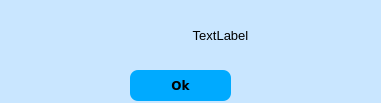
Before: the Qt Designer form gui/Mensaje.ui in dariel-cabrera/SGCTS-GeoCuba-pyqt, drawn with Qt 5.
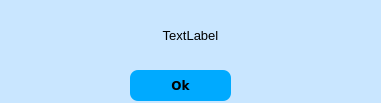
After: the same form once the commit is applied. Icons and pictures are not drawn.

```diff
--- a/gui/Mensaje.ui
+++ b/gui/Mensaje.ui
@@ -10,6 +10,18 @@
     <height>103</height>
    </rect>
   </property>
+  <property name="minimumSize">
+   <size>
+    <width>381</width>
+    <height>103</height>
+   </size>
+  </property>
+  <property name="maximumSize">
+   <size>
+    <width>381</width>
+    <height>103</height>
+   </size>
+  </property>
   <property name="windowTitle">
    <string>MoreCoasts                   </string>
   </property>
@@ -58,9 +70,9 @@
   <widget class="QLabel" name="label">
    <property name="geometry">
     <rect>
-     <x>90</x>
+     <x>0</x>
      <y>20</y>
-     <width>261</width>
+     <width>381</width>
      <height>31</height>
     </rect>
    </property>
```
